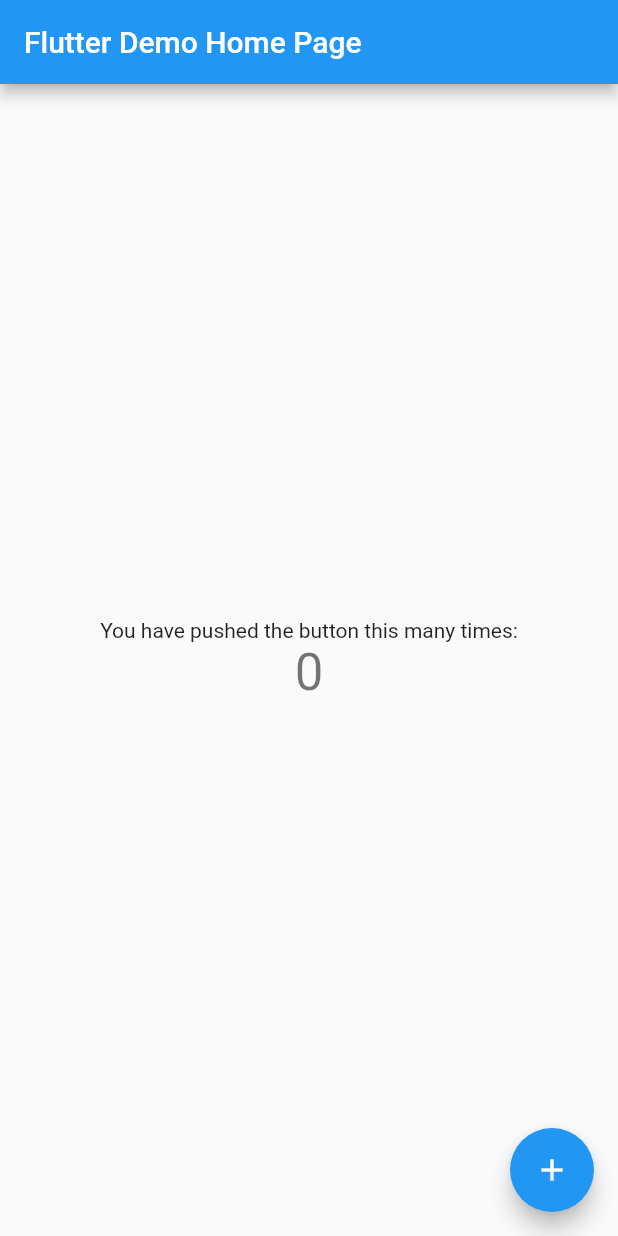
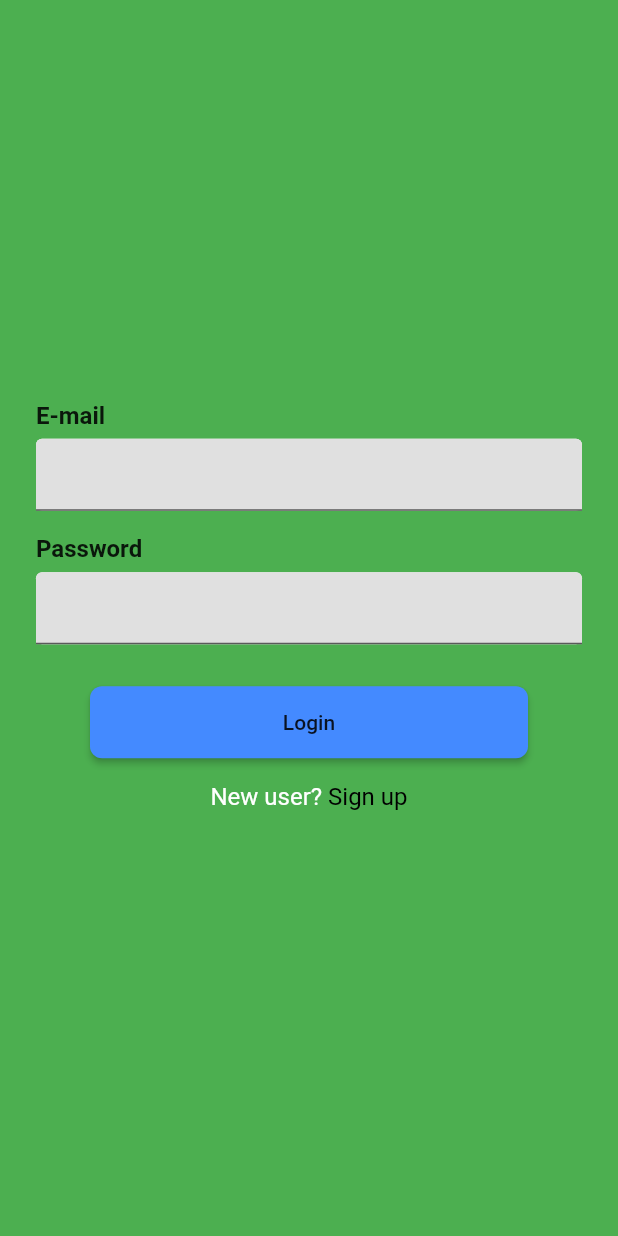
Before and after one commit to rafaelfpinho/financial_app, a Flutter app: the screen it shows after launch, on a phone screen of 412 x 824 dp. Run offline on Flutter 3.47's test engine with Material 2 defaults, Android fonts, the phone set to English and light mode, and no system bars; generated files the repository leaves out were written again.

Commit message:
Added basic views for login

```diff
--- /dev/null
+++ b/lib/l10n.yaml
@@ -0,0 +1,3 @@
+arb-dir: lib/l10n
+template-arb-file: app_pt.arb
+output-localization-file: app_localizations.dart
--- a/lib/main.dart
+++ b/lib/main.dart
@@ -1,115 +1,26 @@
+import 'package:financial_app/ui/screens/HomeScreen/home_screen.dart';
+import 'package:financial_app/ui/screens/SignUpScreen/signup_screen.dart';
 import 'package:flutter/material.dart';
+import 'package:financial_app/ui/screens/LoginScreen/login_screen.dart';
+import 'package:flutter_gen/gen_l10n/app_localizations.dart';
 
 void main() {
-  runApp(const MyApp());
+  runApp(MyApp());
 }
 
 class MyApp extends StatelessWidget {
-  const MyApp({Key? key}) : super(key: key);
-
-  // This widget is the root of your application.
   @override
   Widget build(BuildContext context) {
     return MaterialApp(
-      title: 'Flutter Demo',
-      theme: ThemeData(
-        // This is the theme of your application.
-        //
-        // Try running your application with "flutter run". You'll see the
-        // application has a blue toolbar. Then, without quitting the app, try
-        // changing the primarySwatch below to Colors.green and then invoke
-        // "hot reload" (press "r" in the console where you ran "flutter run",
-        // or simply save your changes to "hot reload" in a Flutter IDE).
-        // Notice that the counter didn't reset back to zero; the application
-        // is not restarted.
-        primarySwatch: Colors.blue,
-      ),
-      home: const MyHomePage(title: 'Flutter Demo Home Page'),
+      title: 'Financial App',
+      localizationsDelegates: AppLocalizations.localizationsDelegates,
+      supportedLocales: AppLocalizations.supportedLocales,
+      initialRoute: '/',
+      routes: {
+        '/': (context) => LoginScreen(),
+        '/homeScreen': (context) => HomeScreen(),
+        '/signUpScreen': (context) => SignUpScreen(),
+      },
     );
   }
 }
-
-class MyHomePage extends StatefulWidget {
-  const MyHomePage({Key? key, required this.title}) : super(key: key);
-
-  // This widget is the home page of your application. It is stateful, meaning
-  // that it has a State object (defined below) that contains fields that affect
-  // how it looks.
-
-  // This class is the configuration for the state. It holds the values (in this
-  // case the title) provided by the parent (in this case the App widget) and
-  // used by the build method of the State. Fields in a Widget subclass are
-  // always marked "final".
-
-  final String title;
-
-  @override
-  State<MyHomePage> createState() => _MyHomePageState();
-}
-
-class _MyHomePageState extends State<MyHomePage> {
-  int _counter = 0;
-
-  void _incrementCounter() {
-    setState(() {
-      // This call to setState tells the Flutter framework that something has
-      // changed in this State, which causes it to rerun the build method below
-      // so that the display can reflect the updated values. If we changed
-      // _counter without calling setState(), then the build method would not be
-      // called again, and so nothing would appear to happen.
-      _counter++;
-    });
-  }
-
-  @override
-  Widget build(BuildContext context) {
-    // This method is rerun every time setState is called, for instance as done
-    // by the _incrementCounter method above.
-    //
-    // The Flutter framework has been optimized to make rerunning build methods
-    // fast, so that you can just rebuild anything that needs updating rather
-    // than having to individually change instances of widgets.
-    return Scaffold(
-      appBar: AppBar(
-        // Here we take the value from the MyHomePage object that was created by
-        // the App.build method, and use it to set our appbar title.
-        title: Text(widget.title),
-      ),
-      body: Center(
-        // Center is a layout widget. It takes a single child and positions it
-        // in the middle of the parent.
-        child: Column(
-          // Column is also a layout widget. It takes a list of children and
-          // arranges them vertically. By default, it sizes itself to fit its
-          // children horizontally, and tries to be as tall as its parent.
-          //
-          // Invoke "debug painting" (press "p" in the console, choose the
-          // "Toggle Debug Paint" action from the Flutter Inspector in Android
-          // Studio, or the "Toggle Debug Paint" command in Visual Studio Code)
-          // to see the wireframe for each widget.
-          //
-          // Column has various properties to control how it sizes itself and
-          // how it positions its children. Here we use mainAxisAlignment to
-          // center the children vertically; the main axis here is the vertical
-          // axis because Columns are vertical (the cross axis would be
-          // horizontal).
-          mainAxisAlignment: MainAxisAlignment.center,
-          children: <Widget>[
-            const Text(
-              'You have pushed the button this many times:',
-            ),
-            Text(
-              '$_counter',
-              style: Theme.of(context).textTheme.headline4,
-            ),
-          ],
-        ),
-      ),
-      floatingActionButton: FloatingActionButton(
-        onPressed: _incrementCounter,
-        tooltip: 'Increment',
-        child: const Icon(Icons.add),
-      ), // This trailing comma makes auto-formatting nicer for build methods.
-    );
-  }
-}
--- /dev/null
+++ b/lib/ui/screens/HomeScreen/home_screen.dart
@@ -0,0 +1,25 @@
+
+
+import 'package:flutter/cupertino.dart';
+import 'package:flutter/material.dart';
+
+class HomeScreen extends StatefulWidget {
+  static const routeName = "/homeScreen";
+
+  @override
+  State<StatefulWidget> createState() => _HomeScreenState();
+
+}
+
+class _HomeScreenState extends State<HomeScreen> {
+  @override
+  Widget build(BuildContext context) {
+    return Scaffold(
+      appBar: AppBar(),
+      body: Material(
+        child: Text("Home Screen")
+      ),
+    );
+  }
+
+}
--- /dev/null
+++ b/lib/ui/screens/LoginScreen/login_screen.dart
@@ -0,0 +1,112 @@
+import 'package:financial_app/ui/screens/HomeScreen/home_screen.dart';
+import 'package:financial_app/ui/screens/SignUpScreen/signup_screen.dart';
+import 'package:financial_app/ui/screens/custom_input_text_field.dart';
+import 'package:flutter/material.dart';
+import 'package:flutter_gen/gen_l10n/app_localizations.dart';
+
+class LoginScreen extends StatefulWidget {
+  static const routeName = "/loginScreen";
+  static const String TAG = "[LOGIN_SCREEN]";
+
+  const LoginScreen({Key? key}) : super(key: key);
+
+  @override
+  _LoginScreenState createState() => _LoginScreenState();
+}
+
+class _LoginScreenState extends State<LoginScreen> {
+  @override
+  Widget build(BuildContext context) {
+    return Stack(children: [
+      Container(
+        color: Colors.green,
+        height: MediaQuery.of(context).size.height,
+        width: MediaQuery.of(context).size.width,
+      ),
+      Padding(
+        padding: const EdgeInsets.all(24.0),
+        child: Column(
+          crossAxisAlignment: CrossAxisAlignment.stretch,
+          mainAxisAlignment: MainAxisAlignment.center,
+          children: [
+            _EmailField(),
+            const SizedBox(height: 16),
+            _PasswordField(),
+            const SizedBox(height: 16),
+            Padding(
+              padding: const EdgeInsets.only(left: 36, right: 36, top: 12),
+              child: _LoginButton(),
+            ),
+            _RegisterButton(),
+          ],
+        ),
+      )
+    ]);
+  }
+}
+
+class _EmailField extends StatelessWidget {
+  @override
+  Widget build(BuildContext context) {
+    return CustomInputTextField(
+        title: AppLocalizations.of(context).email,
+        textInputType: TextInputType.emailAddress,
+        onChanged: (email) => {print("email changed: $email")});
+  }
+}
+
+class _PasswordField extends StatelessWidget {
+  @override
+  Widget build(BuildContext context) {
+    return CustomInputTextField(
+        title: AppLocalizations.of(context).password,
+        textInputType: TextInputType.text,
+        obscureText: true,
+        onChanged: (password) => {print("password changed: $password")});
+  }
+}
+
+class _LoginButton extends StatelessWidget {
+  @override
+  Widget build(BuildContext context) {
+    return MaterialButton(
+      color: Colors.blueAccent,
+      height: 48,
+      shape: RoundedRectangleBorder(borderRadius: BorderRadius.circular(8)),
+      onPressed: () => {Navigator.of(context).pushNamed(HomeScreen.routeName)},
+      child: Text(AppLocalizations.of(context).login),
+    );
+  }
+}
+
+class _RegisterButton extends StatelessWidget {
+  @override
+  Widget build(BuildContext context) {
+    return Padding(
+      padding: const EdgeInsets.all(16.0),
+      child: Material(
+        textStyle: const TextStyle(
+          fontSize: 16,
+          fontWeight: FontWeight.w400
+        ),
+        color: Colors.green,
+        child: Row(
+          mainAxisAlignment: MainAxisAlignment.center,
+          children: [
+            Text(AppLocalizations.of(context).loginScreenRegisterAlert),
+            const SizedBox(width: 4),
+            GestureDetector(
+                onTap: () {
+                  Navigator.of(context).pushNamed(SignUpScreen.routeName);
+                },
+                child: Text(
+                  AppLocalizations.of(context).register,
+                  style:
+                      TextStyle(color: Colors.black),
+                ))
+          ],
+        ),
+      ),
+    );
+  }
+}
--- /dev/null
+++ b/lib/ui/screens/SignUpScreen/signup_screen.dart
@@ -0,0 +1,25 @@
+
+
+import 'package:flutter/cupertino.dart';
+import 'package:flutter/material.dart';
+
+class SignUpScreen extends StatefulWidget {
+  static const routeName = "/signUpScreen";
+
+  @override
+  State<StatefulWidget> createState() => _SignUpScreenState();
+
+}
+
+class _SignUpScreenState extends State<SignUpScreen> {
+  @override
+  Widget build(BuildContext context) {
+    return Scaffold(
+      appBar: AppBar(),
+      body: Material(
+          child: Text("Register Screen")
+      ),
+    );
+  }
+
+}
--- /dev/null
+++ b/lib/ui/screens/custom_input_text_field.dart
@@ -0,0 +1,129 @@
+import 'package:flutter/cupertino.dart';
+import 'package:flutter/material.dart';
+
+class CustomInputTextField extends StatefulWidget {
+  final String title;
+  final TextEditingController? controller;
+  final Icon? suffixIcon;
+  final Icon? prefixIcon;
+  final bool obscureText;
+  final String? error;
+  final bool enabled;
+  final ValueChanged<String> onChanged;
+  final GestureTapCallback? onTap;
+  final bool? readOnly;
+  final TextInputType textInputType;
+  final String? mask;
+  final int? maxLength;
+  final String? initialValue;
+  final Widget? counter;
+  final String? counterText;
+  final TextCapitalization textCapitalization;
+  final String? hintText;
+  final TextStyle? style;
+
+  const CustomInputTextField({Key? key,
+    required this.title,
+    required this.onChanged,
+    this.controller,
+    this.suffixIcon,
+    this.prefixIcon,
+    this.enabled = true,
+    this.obscureText = false,
+    this.error,
+    this.textInputType = TextInputType.text,
+    this.mask,
+    this.onTap,
+    this.readOnly = false,
+    this.maxLength,
+    this.initialValue,
+    this.counter,
+    this.counterText,
+    this.textCapitalization = TextCapitalization.none,
+    this.hintText,
+    this.style,
+  })
+      : super(key: key);
+
+  @override
+  _CustomInputTextFieldState createState() => _CustomInputTextFieldState();
+}
+
+class _CustomInputTextFieldState extends State<CustomInputTextField> {
+  final FocusNode _focus = FocusNode();
+  bool _focused = false;
+
+  @override
+  void initState() {
+    _focus.addListener(_onFocusChange);
+    super.initState();
+  }
+
+  @override
+  void dispose() {
+    _focus.removeListener(_onFocusChange);
+    _focus.dispose();
+    super.dispose();
+  }
+
+  void _onFocusChange() {
+    setState(() {
+      _focused = !_focused;
+    });
+  }
+
+  @override
+  Widget build(BuildContext context) {
+    return Column(
+      crossAxisAlignment: CrossAxisAlignment.stretch,
+      children: [
+        Material(
+          color: Colors.green,
+          child: Text(
+            widget.title,
+            style:
+            const TextStyle(fontSize: 16, fontWeight: FontWeight.w700),
+          ),
+        ),
+        const SizedBox(height: 6),
+        Material(
+          borderRadius: BorderRadius.circular(4),
+            child: TextFormField(
+              // inputFormatters:
+              // widget.mask != null ? [TextInputMask(mask: widget.mask)] : null,
+              controller: widget.controller,
+              keyboardType: widget.textInputType,
+              enabled: widget.enabled,
+              maxLength: widget.maxLength,
+              decoration: InputDecoration(
+                  filled: !_focused || !widget.enabled,
+                  fillColor: Colors.grey.shade300,
+                  prefixIcon: widget.prefixIcon,
+                  suffixIcon: widget.suffixIcon,
+                  // errorBorder: _errorBorder,
+                  // focusedErrorBorder: _errorBorder,
+                  // enabledBorder: _enabledBorder,
+                  // focusedBorder: _focusedBorder,
+                  // disabledBorder: _enabledBorder,
+                  errorText: widget.error,
+                  counter: widget.counter,
+                  counterText: widget.counter == null ? "" : widget.counterText,
+                  hintText: widget.hintText
+              ),
+              obscureText: widget.obscureText,
+              onChanged: widget.onChanged,
+              focusNode: _focus,
+              readOnly: widget.readOnly ?? false,
+              initialValue: widget.initialValue,
+              style: (Theme.of(context).brightness == Brightness.dark
+                  && (!_focused || !widget.enabled))
+                  ? const TextStyle(color: Colors.black87)
+                  : widget.style,
+              textCapitalization: widget.textCapitalization,
+              onFieldSubmitted: (value) {
+              },
+            ))
+      ],
+    );
+  }
+}
```
